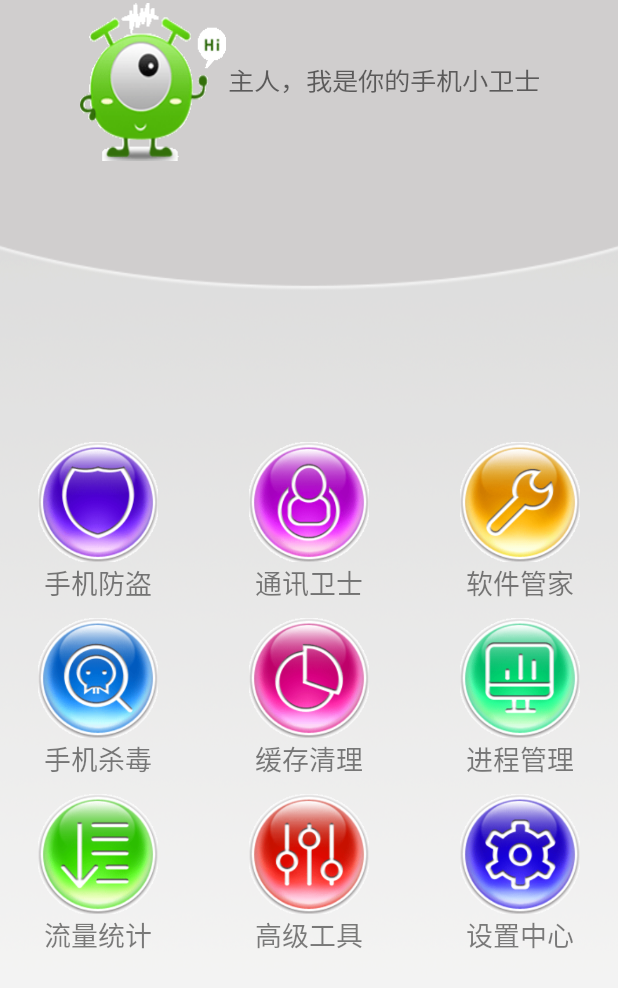
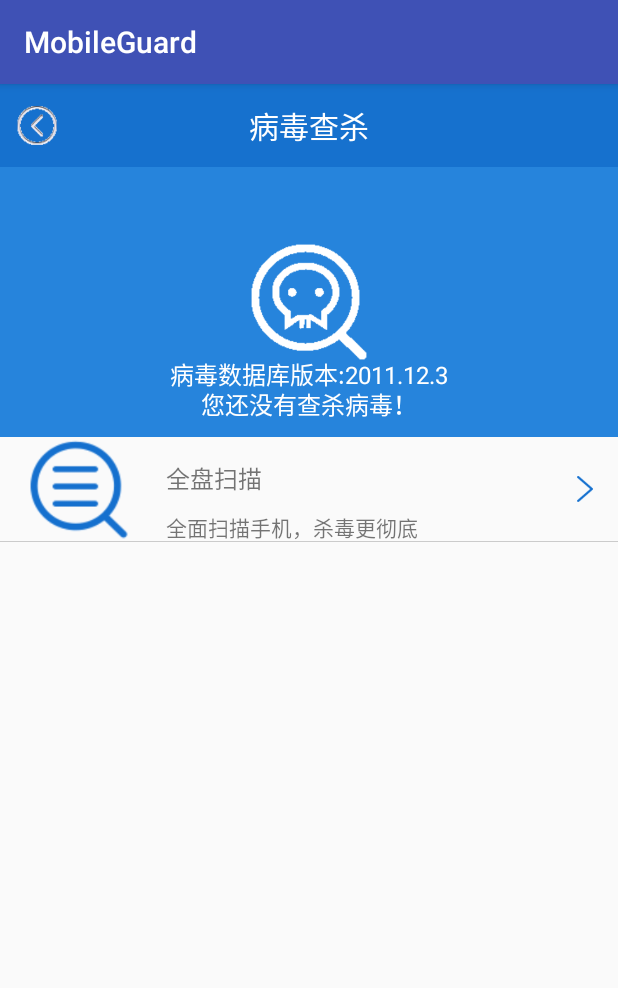
Before and after one commit to GDMEC07160730/MobileGuard, an Android app: the screen it shows after launch (HomeActivity before the commit, VirusScanActivity after it), after a tap on "手机杀毒", on a phone screen of 412 x 824 dp. Shown: the top 988 px of the screen. Run offline under Robolectric (Android 15) with nearby library versions, the phone set to English and light mode, and no system bars.

Commit message:
手机杀毒 调试1

```diff
--- a/app/src/main/AndroidManifest.xml
+++ b/app/src/main/AndroidManifest.xml
@@ -96,7 +96,8 @@
             </intent-filter>
         </receiver>
         <activity android:name=".m4appmanager.AppManagerActivity"/>
-
+        <activity android:name=".m5virusscan.VirusScanActivity"/>
+        <activity android:name=".m5virusscan.VirusScanSpeedActivity"/>
 
     </application>
 
--- a/app/src/main/java/cn/edu/gdmec/android/mobileguard/m1home/adapter/HomeAdapter.java
+++ b/app/src/main/java/cn/edu/gdmec/android/mobileguard/m1home/adapter/HomeAdapter.java
@@ -31,14 +31,7 @@ private Context context;
     public  int getCount(){
         return 9;
     }
-    @Override
-    public Object getItem(int i){
-        return  null;
-    }
-    @Override
-    public long getItemId(int i){
-        return 0;
-    }
+
 @Override
     public View getView(int i, View view, ViewGroup viewGroup){
     View view1 = View.inflate(context,R.layout.item_home,null);
@@ -49,4 +42,13 @@ private Context context;
     return view1;
 
   }
+    @Override
+    public Object getItem(int position){
+        return null;
+    }
+    @Override
+    public long getItemId(int position){
+        return 0;
+    }
+
 }
--- a/app/src/main/java/cn/edu/gdmec/android/mobileguard/m5virusscan/VirusScanActivity.java
+++ b/app/src/main/java/cn/edu/gdmec/android/mobileguard/m5virusscan/VirusScanActivity.java
@@ -3,6 +3,9 @@ package cn.edu.gdmec.android.mobileguard.m5virusscan;
 import android.content.Intent;
 import android.content.SharedPreferences;
 import android.os.Bundle;
+import android.os.Environment;
+import android.os.Handler;
+import android.os.Message;
 import android.support.v7.app.AppCompatActivity;
 import android.util.Log;
 import android.view.View;
@@ -15,70 +18,117 @@ import java.io.FileOutputStream;
 import java.io.InputStream;
 
 import cn.edu.gdmec.android.mobileguard.R;
+import cn.edu.gdmec.android.mobileguard.m1home.utils.VersionUpdateUtils;
+import cn.edu.gdmec.android.mobileguard.m5virusscan.dao.AntiVirusDao;
 
 /**
  * Created by LYB on 2017/11/16.
  */
 
-public class VirusScanActivity extends AppCompatActivity implements View.OnClickListener {
+public class VirusScanActivity extends AppCompatActivity implements View.OnClickListener{
     private TextView mLastTimeTV;
     private SharedPreferences mSP;
+    private String mVersion;
+    private TextView mDbVersionTV;
+
     @Override
-    protected void onCreate(Bundle saveInstanceState){
-        super.onCreate(saveInstanceState);
+    protected void onCreate(Bundle savedInstanceState) {
+        super.onCreate(savedInstanceState);
         setContentView(R.layout.activity_virus_scan);
-        mSP = getSharedPreferences("config", MODE_PRIVATE);
-        copyDB("antivirus.db");
+        mSP=getSharedPreferences("config",MODE_PRIVATE);
+        copyDB("antivirus.db","");
         initView();
     }
+
+
     @Override
-    protected void onResume(){
-        String string = mSP.getString("lastVirusScan", "您还没有查杀病毒!");
-        mLastTimeTV.setText( string);
+    protected void onResume() {
+        String string=mSP.getString("lastVirusScan","您还没有查杀病毒！");
+        mLastTimeTV.setText(string);
         super.onResume();
     }
-    //拷贝病毒数据库
-    private void copyDB(final String dbname) {
+    Handler handler = new Handler(){
+        @Override
+        public void handleMessage(Message msg) {
+            if(msg.what==0) {
+                AntiVirusDao dao = new AntiVirusDao(VirusScanActivity.this);
+                mVersion = dao.getVirusVersion();
+                mDbVersionTV = (TextView) findViewById(R.id.tv_scan_version);
+                mDbVersionTV.setText("病毒数据库版本:" + mVersion);
+                UpdateDb(mVersion);
+            }
+            super.handleMessage(msg);
+        }
+    };
+    VersionUpdateUtils.DownloadCallback downloadCallback = new VersionUpdateUtils.DownloadCallback() {
+        @Override
+        public void afterDownload(String filename) {
+            copyDB("antivirus.db", Environment.getExternalStoragePublicDirectory("/download/").getPath());
+        }
+    };
+    final private void UpdateDb(String localDbVersion){
+        final VersionUpdateUtils versionUpdateUtils = new VersionUpdateUtils(localDbVersion,VirusScanActivity.this,downloadCallback,null);
         new Thread(){
+            @Override
+            public void run() {
+                versionUpdateUtils.getCloudVersion("http://android2017.duapp.com/virusupdateinfo.html");
+            }
+        }.start();
+    }
+    private void copyDB(final String dbname,final String fromPath) {
+        new Thread (  ){
             public void run(){
                 try{
-                    File file = new File(getFilesDir(),dbname);
-                    if(file.exists()&&file.length()>0){
-                        Log.i("VirusScanActivity","数据库已存在! ");
+                    File file = new File ( getFilesDir (),dbname );
+                    if(file.exists()&&file.length()>0&&fromPath.equals("")){
+                        Log.i ("VirusScanActivity","数据库已存在！");
+                        handler.sendEmptyMessage(0);
                         return;
                     }
-                    InputStream is =getAssets().open(dbname);
-                    FileOutputStream fos = openFileOutput(dbname, MODE_PRIVATE);
+                    InputStream is;
+                    if (fromPath.equals("")){
+                        is = getAssets().open(dbname);
+                    }else{
+                        file = new File(fromPath,
+                                "antivirus.db");
+                        is= new FileInputStream (file);
+                    }
+                    FileOutputStream fos = openFileOutput ( dbname, MODE_PRIVATE );
                     byte[] buffer = new byte[1024];
                     int len = 0;
-                    while ((len = is.read(buffer))!=-1){
-                        fos.write(buffer,0,len);
+                    while ((len = is.read (buffer))!=-1){
+                        fos.write ( buffer, 0, len );
                     }
-                    is.close();
-                    fos.close();
+                    is.close ();
+                    fos.close ();
+
+                    handler.sendEmptyMessage(0);
+
                 }catch (Exception e){
-                    e.printStackTrace();
+                    e.printStackTrace ();
                 }
             };
-        }.start();
+        }.start ();
     }
     private void initView() {
         findViewById(R.id.rl_titlebar).setBackgroundColor(
                 getResources().getColor(R.color.light_blue));
-        ImageView mLeftImgv = (ImageView) findViewById(R.id.imgv_leftbtn);
-        ((TextView) findViewById(R.id.tv_title)).setText("病毒查杀");
+        ImageView mLeftImgv=(ImageView)findViewById(R.id.imgv_leftbtn);
+        ((TextView)findViewById(R.id.tv_title)).setText("病毒查杀");
         mLeftImgv.setOnClickListener(this);
         mLeftImgv.setImageResource(R.drawable.back);
-        mLastTimeTV= (TextView) findViewById(R.id.tv_lastscantime);
+        mLastTimeTV=(TextView)findViewById(R.id.tv_lastscantime);
         findViewById(R.id.rl_allscanvirus).setOnClickListener(this);
+
     }
+
     @Override
     public void onClick(View view) {
-              switch (view.getId()) {
+        switch (view.getId()){
             case R.id.imgv_leftbtn:
                 finish();
                 break;
-                  case  R.id.rl_allscanvirus:
+            case R.id.rl_allscanvirus:
                 startActivity(new Intent(this,VirusScanSpeedActivity.class));
                 break;
         }
--- a/app/src/main/java/cn/edu/gdmec/android/mobileguard/m5virusscan/dao/AntiVirusDao.java
+++ b/app/src/main/java/cn/edu/gdmec/android/mobileguard/m5virusscan/dao/AntiVirusDao.java
@@ -9,25 +9,39 @@ import android.database.sqlite.SQLiteDatabase;
  */
 
 public class AntiVirusDao {
+
     private static Context context;
     private static String dbname;
     public AntiVirusDao(Context context){
         this.context = context;
-        dbname = "/data/data"+context.getPackageName()+"/files/antivirus.db";
+        dbname = "/data/data/"+context.getPackageName ()+"/files/antivirus.db";
     }
     public String checkVirus(String md5){
         String desc = null;
+        SQLiteDatabase db = SQLiteDatabase.openDatabase (
+                dbname, null,
+                SQLiteDatabase.OPEN_READONLY );
+        Cursor cursor = db.rawQuery ( "select desc from datable where md5=?",
+                new String[] { md5 });
+        if (cursor.moveToNext ()){
+            desc = cursor.getString ( 0 );
+        }
+        cursor.close ();
+        db.close ();
+        return desc;
+    }
+    public String getVirusVersion(){
+        String desc = null;
+
         SQLiteDatabase db = SQLiteDatabase.openDatabase(
-                dbname,null,
+                dbname, null,
                 SQLiteDatabase.OPEN_READONLY);
-        Cursor cursor = db.rawQuery("select desc from datable where md5=?",
-                new String[] { md5 });
-        if (cursor.moveToNext()) {
-            desc = cursor.getString(0);
+        Cursor cursor = db.rawQuery("select * from version",null);
+        if (cursor.moveToNext()){
+            desc = cursor.getString(0)+"."+cursor.getString(1)+"."+cursor.getString(2);
         }
         cursor.close();
         db.close();
         return desc;
     }
-
 }
--- a/app/src/main/res/layout/activity_virus_scan.xml
+++ b/app/src/main/res/layout/activity_virus_scan.xml
@@ -2,9 +2,9 @@
 <LinearLayout xmlns:android="http://schemas.android.com/apk/res/android"
     android:layout_width="match_parent"
     android:layout_height="match_parent"
-    android:orientation="vertical">
+    android:orientation="vertical" >
 
-    <include layout="@layout/titlebar" />
+    <include layout="@layout/titlebar"/>
 
     <RelativeLayout
         android:layout_width="match_parent"
@@ -16,18 +16,27 @@
             android:layout_centerInParent="true"
             android:background="@drawable/virusscan_icon"/>
         <TextView
+            android:id="@+id/tv_scan_version"
+            style="@style/textview16sp"
+            android:layout_alignParentBottom="true"
+            android:layout_centerHorizontal="true"
+            android:layout_marginBottom="30dp"
+            android:textColor="@color/white"/>
+        <TextView
             android:id="@+id/tv_lastscantime"
             style="@style/textview16sp"
             android:layout_alignParentBottom="true"
             android:layout_centerHorizontal="true"
             android:layout_marginBottom="10dp"
             android:textColor="@color/white"/>
+
     </RelativeLayout>
 
     <RelativeLayout
         android:id="@+id/rl_allscanvirus"
         android:layout_width="match_parent"
         android:layout_height="70dp">
+
         <ImageView
             android:id="@+id/imgv_quickscan"
             style="@style/wrapcontent"
@@ -35,6 +44,7 @@
             android:layout_alignParentLeft="true"
             android:layout_centerVertical="true"
             android:layout_marginLeft="10dp"/>
+
         <TextView
             android:id="@+id/tv_allscan"
             style="@style/textview16sp"
@@ -48,19 +58,20 @@
             android:layout_marginLeft="15dp"
             android:layout_toRightOf="@+id/imgv_quickscan"
             android:layout_marginTop="10dp"
-            android:text="全面扫描手机,杀毒更彻底"/>
+            android:text="全面扫描手机，杀毒更彻底"/>
+
         <View
             android:layout_width="13dp"
             android:layout_height="20dp"
             android:background="@drawable/rightarrow_blue"
             android:layout_alignParentRight="true"
             android:layout_centerVertical="true"
-            android:layout_marginRight="15dp" />
+            android:layout_marginRight="15dp"/>
         <View
             android:layout_width="match_parent"
             android:layout_height="1.0px"
             android:background="@color/black30"
             android:layout_alignParentBottom="true"/>
-   </RelativeLayout>
+    </RelativeLayout>
 
 </LinearLayout>
```
Also changed, not shown: app/src/main/java/cn/edu/gdmec/android/mobileguard/SplashActivity.java (+12 -12 lines), app/src/main/java/cn/edu/gdmec/android/mobileguard/m1home/utils/DownloadUtils.java (+7 -3 lines), app/src/main/java/cn/edu/gdmec/android/mobileguard/m1home/utils/VersionUpdateUtils.java (+99 -24 lines), app/src/main/java/cn/edu/gdmec/android/mobileguard/m5virusscan/VirusScanSpeedActivity.java (+4 -3 lines), app/src/main/java/cn/edu/gdmec/android/mobileguard/m5virusscan/adapter/ScanVirusAdapter.java (+25 -26 lines), app/src/main/res/layout/item_list_applock.xml (+5 -3 lines). Lines whose indentation alone changed are shown as unchanged.
